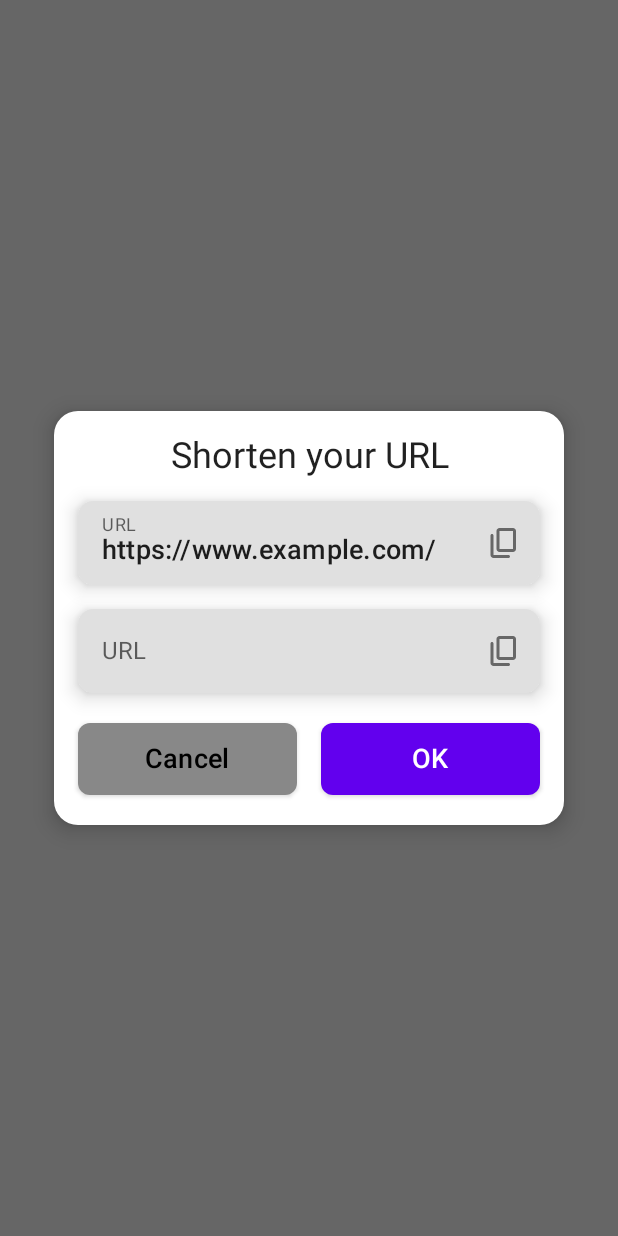
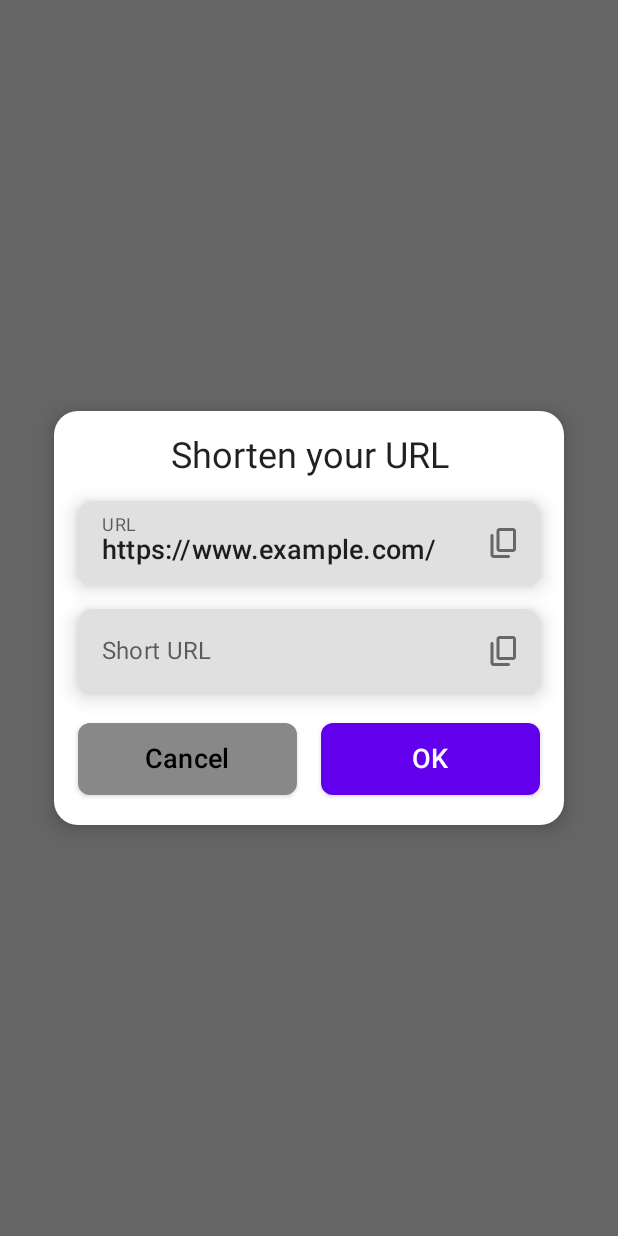
Before and after one commit to Mett-Barr/URL_Shotener, an Android app built with Jetpack Compose: the composable SharePage shown on its own in the app's theme, on a phone screen of 412 x 824 dp. Run offline under Robolectric (Android 15) with nearby library versions, the phone set to English and light mode, and no system bars; our stand-ins replace constraintlayout-compose; 2 statements that could not run were skipped.

Commit message:
multiple language done

```diff
--- a/app/src/main/java/com/urlshotener/MainViewModel.kt
+++ b/app/src/main/java/com/urlshotener/MainViewModel.kt
@@ -1,6 +1,7 @@
 package com.urlshotener
 
 import android.content.Context
+import android.content.res.Resources
 import android.util.Log
 import android.webkit.URLUtil
 import androidx.compose.runtime.mutableStateOf
@@ -54,9 +55,13 @@ class MainViewModel(
 
     val inputState = mutableStateOf(InputState.Normal)
 
+//    fun getState(): String = Resources.getSystem().getString(inputState.value.int)
+//    fun getState(): String = Resources.getSystem().getString(inputState.value.int)
+
     fun inputStateNormal() {
         inputState.value = InputState.Normal
     }
+
 
 
     /**----------------------------------      NetWork      --------------------------------------*/
--- a/app/src/main/java/com/urlshotener/ui/page/MainPage.kt
+++ b/app/src/main/java/com/urlshotener/ui/page/MainPage.kt
@@ -36,10 +36,12 @@ import androidx.compose.ui.unit.Dp
 
 import androidx.compose.ui.platform.LocalDensity
 import androidx.compose.ui.platform.LocalFocusManager
+import androidx.compose.ui.res.stringResource
 import androidx.compose.ui.text.style.TextAlign
 import androidx.compose.ui.unit.max
 import com.urlshotener.ui.state.InputState
 import com.urlshotener.MainViewModel
+import com.urlshotener.R
 import com.urlshotener.ui.component.CustomTextField
 import com.urlshotener.ui.component.IconCancel
 import com.urlshotener.ui.component.OperationButton
@@ -453,7 +455,7 @@ fun ShortenUrlFab(
         horizontalAlignment = Alignment.CenterHorizontally,
     ) {
         Text(
-            text = "Shorten your URL",
+            text = stringResource(id = R.string.shortener_title),
             textAlign = TextAlign.Center,
             maxLines = 4,
             style = androidx.compose.material.MaterialTheme.typography.h5,
@@ -473,7 +475,7 @@ fun ShortenUrlFab(
                 viewModel.inputStateNormal()
             },
             label = {
-                AnimatedContent(targetState = viewModel.inputState.value.state) {
+                AnimatedContent(targetState = stringResource(viewModel.inputState.value.int)) {
                     Text(text = it)
                 }
             },
--- a/app/src/main/java/com/urlshotener/ui/page/SharePage.kt
+++ b/app/src/main/java/com/urlshotener/ui/page/SharePage.kt
@@ -21,11 +21,13 @@ import androidx.compose.ui.draw.clip
 import androidx.compose.ui.focus.FocusRequester
 import androidx.compose.ui.platform.LocalContext
 import androidx.compose.ui.platform.LocalFocusManager
+import androidx.compose.ui.res.stringResource
 import androidx.compose.ui.text.style.TextAlign
 import androidx.compose.ui.unit.dp
 import androidx.compose.ui.window.Dialog
 import androidx.compose.ui.window.DialogProperties
 import com.urlshotener.MainViewModel
+import com.urlshotener.R
 import com.urlshotener.tool.copyText
 import com.urlshotener.ui.component.CustomTextField
 import com.urlshotener.ui.component.OperationButton
@@ -161,7 +163,7 @@ fun ShortenUrlCard(viewModel: MainViewModel, activity: Activity) {
             ) {
                 focusManager.clearFocus()
                 activity.window.insetsController?.hide(WindowInsets.Type.ime())
-                Log.d("!!!", "SharePage: ")
+//                Log.d("!!!", "SharePage: ")
             }
             .padding(36.dp)
     ) {
@@ -173,7 +175,7 @@ fun ShortenUrlCard(viewModel: MainViewModel, activity: Activity) {
             horizontalAlignment = Alignment.CenterHorizontally,
         ) {
             Text(
-                text = "Shorten your URL",
+                text = stringResource(id = R.string.shortener_title),
                 textAlign = TextAlign.Center,
                 maxLines = 4,
                 style = MaterialTheme.typography.h5,
@@ -196,7 +198,7 @@ fun ShortenUrlCard(viewModel: MainViewModel, activity: Activity) {
                     viewModel.inputStateNormal()
                 },
                 label = {
-                    AnimatedContent(targetState = viewModel.inputState.value.state) {
+                    AnimatedContent(targetState = stringResource(viewModel.inputState.value.int)) {
                         Text(text = it)
                     }
                 },
@@ -221,7 +223,7 @@ fun ShortenUrlCard(viewModel: MainViewModel, activity: Activity) {
             CustomTextField(
                 textFieldValue = viewModel.shortURL.value,
                 onValueChange = { viewModel.shortURL.value = it },
-                label = { Text(text = "URL") },
+                label = { Text(text = stringResource(id = R.string.short_url)) },
                 readOnly = true,
                 trailingIcon = {
                     Icon(
--- a/app/src/main/java/com/urlshotener/ui/state/InputState.kt
+++ b/app/src/main/java/com/urlshotener/ui/state/InputState.kt
@@ -1,5 +1,10 @@
 package com.urlshotener.ui.state
 
-enum class InputState(val state: String) {
-    Normal("URL"), RequestError("格式錯誤"), Existed("已存在")
+import androidx.annotation.StringRes
+import com.urlshotener.R
+
+enum class InputState(@StringRes val int: Int) {
+    Normal(R.string.url),
+    RequestError(R.string.wrong_format),
+    Existed(R.string.existed);
 }
--- a/app/src/main/res/values/strings.xml
+++ b/app/src/main/res/values/strings.xml
@@ -1,7 +1,13 @@
 <resources>
     <string name="app_name">URL Shotener</string>
-    <!-- TODO: Remove or change this placeholder text -->
-    <string name="hello_blank_fragment">Hello blank fragment</string>
 
+    <string name="shortener_title">Shorten your URL</string>
+
+    <string name="url">URL</string>
+    <string name="wrong_format">Wrong Format</string>
+    <string name="existed">Existed</string>
+
+    <string name="original_url">Original URL</string>
+    <string name="short_url">Short URL</string>
 
 </resources>
```
Also changed, not shown: app/src/main/java/com/urlshotener/ui/component/URLItemCard.kt (+8 -6 lines), 1 other file.
